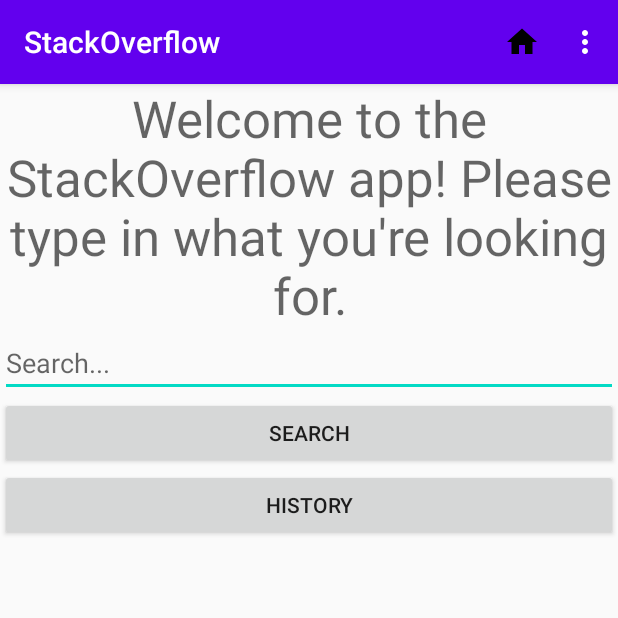
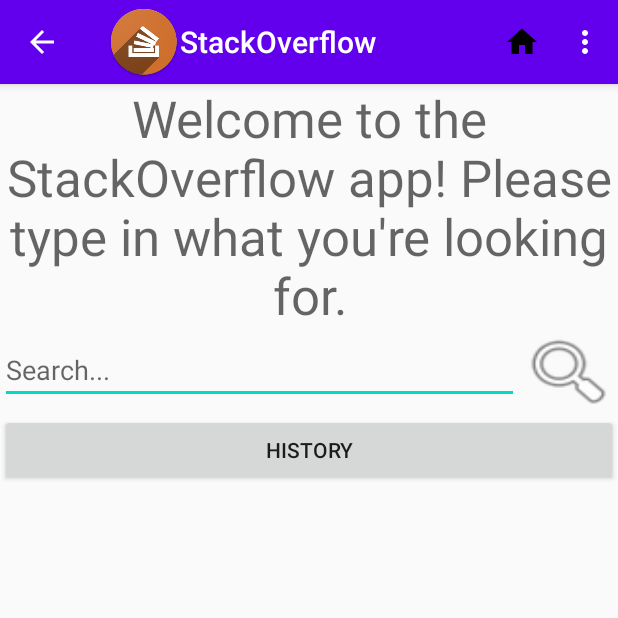
Before and after one commit to liorblob/android2020, an Android app: the screen it shows after launch (MainActivity), on a phone screen of 412 x 824 dp, the top half of it. Run offline under Robolectric (Android 15) with nearby library versions, the phone set to English and light mode, and no system bars.

Commit message:
icon on top, fixed result page now with action bar. search button icon, do search on pressing enter. some cleanups.

```diff
--- a/Final Project/app/src/main/java/com/example/stackoverflow/AboutActivity.java
+++ b/Final Project/app/src/main/java/com/example/stackoverflow/AboutActivity.java
@@ -1,6 +1,4 @@
 package com.example.stackoverflow;
-
-import androidx.appcompat.app.AppCompatActivity;
 
 import android.net.Uri;
 import android.os.Bundle;
@@ -24,6 +22,7 @@
         MediaController mediaController = new MediaController(this);
         videoView.setMediaController(mediaController);
         mediaController.setAnchorView(videoView);
+        videoView.seekTo(2000);
     }
 
     @Override
--- a/Final Project/app/src/main/java/com/example/stackoverflow/BaseActivity.java
+++ b/Final Project/app/src/main/java/com/example/stackoverflow/BaseActivity.java
@@ -4,6 +4,7 @@
 import android.view.Menu;
 import android.view.MenuItem;
 
+import androidx.appcompat.app.ActionBar;
 import androidx.appcompat.app.AppCompatActivity;
 
 public abstract class BaseActivity extends AppCompatActivity {
@@ -11,6 +12,9 @@
     @Override
     public boolean onCreateOptionsMenu(Menu menu) {
         getMenuInflater().inflate(R.menu.menu, menu);
+        getSupportActionBar().setDisplayOptions(ActionBar.DISPLAY_SHOW_HOME |
+                ActionBar.DISPLAY_SHOW_TITLE | ActionBar.DISPLAY_HOME_AS_UP | ActionBar.DISPLAY_USE_LOGO);
+        getSupportActionBar().setIcon(R.mipmap.ic_launcher);
         return true;
     }
 
--- a/Final Project/app/src/main/java/com/example/stackoverflow/HistoryActivity.java
+++ b/Final Project/app/src/main/java/com/example/stackoverflow/HistoryActivity.java
@@ -1,13 +1,11 @@
 package com.example.stackoverflow;
 
-import android.content.Intent;
 import android.graphics.Color;
 import android.os.Bundle;
 import android.view.View;
 import android.widget.LinearLayout;
 
 import androidx.annotation.NonNull;
-import androidx.appcompat.app.AppCompatActivity;
 import androidx.recyclerview.widget.ItemTouchHelper;
 import androidx.recyclerview.widget.LinearLayoutManager;
 import androidx.recyclerview.widget.RecyclerView;
@@ -52,9 +50,6 @@
         DispatcherService.saveActivity(this);
     }
 
-    public void gohome(View view) {
-        startActivity(new Intent(this,MainActivity.class));
-    }
 
     private void enableSwipeToDeleteAndUndo() {
         SwipeToDeleteCallback swipeToDeleteCallback = new SwipeToDeleteCallback(this) {
--- a/Final Project/app/src/main/java/com/example/stackoverflow/MainActivity.java
+++ b/Final Project/app/src/main/java/com/example/stackoverflow/MainActivity.java
@@ -7,11 +7,9 @@
 import android.media.MediaPlayer;
 import android.os.Bundle;
 import android.util.Log;
+import android.view.KeyEvent;
 import android.view.View;
-import android.widget.Button;
 import android.widget.EditText;
-
-import androidx.appcompat.app.AppCompatActivity;
 
 import com.example.stackoverflow.services.DBService;
 import com.example.stackoverflow.services.DispatcherService;
@@ -21,8 +19,7 @@
 public class MainActivity extends BaseActivity implements LocationListener {
     private DBService dbService;
     private LocationService locationService;
-    EditText editText;
-    private Button searchButton;
+    private EditText editText;
 
     public static final String PREFS = "prefsKey";
     public static final String KEY_SEARCH = "searchKey";
@@ -35,6 +32,16 @@
         dbService = new DBService(this);
         locationService = new LocationService(this, this);
         editText = findViewById(R.id.search_text);
+        editText.setOnKeyListener(new View.OnKeyListener() {
+            public boolean onKey(View view, int keyCode, KeyEvent keyevent) {
+
+                if ((keyevent.getAction() == KeyEvent.ACTION_DOWN) && (keyCode == KeyEvent.KEYCODE_ENTER)) {
+                    doSearch();
+                    return true;
+                }
+                return false;
+            }
+        });
     }
 
 
@@ -47,6 +54,10 @@
 
     public void search(View v){
 
+        doSearch();
+    }
+
+    private void doSearch() {
         String searchText = editText.getText().toString();
         float locationX = 0;
         float locationY = 0;
@@ -65,14 +76,11 @@
         saveSharedPrefs(searchText);
         startActivity( new Intent(this, ResultsActivity.class));
 
-        searchButton = findViewById(R.id.search_button);
+
         final MediaPlayer mediaPlayer = MediaPlayer.create(this, R.raw.whoosh);
         mediaPlayer.start();
     }
-    // Temporary - will be moved to actionbar
-    public void goHistory(View view) {
-        startActivity(new Intent(this,HistoryActivity.class));
-    }
+
     @Override
     public void onRequestPermissionsResult(
             int requestCode,
--- a/Final Project/app/src/main/res/layout/activity_about.xml
+++ b/Final Project/app/src/main/res/layout/activity_about.xml
@@ -176,7 +176,7 @@
                 android:paddingLeft="6dp"
                 android:paddingTop="30dp"
                 android:paddingRight="6dp"
-                android:text="@string/empty"
+                android:text="@string/image4_name"
                 android:textSize="20sp"
                 android:textStyle="bold" />
 
--- a/Final Project/app/src/main/res/layout/activity_main.xml
+++ b/Final Project/app/src/main/res/layout/activity_main.xml
@@ -1,7 +1,7 @@
 <?xml version="1.0" encoding="utf-8"?>
 <LinearLayout xmlns:android="http://schemas.android.com/apk/res/android"
     xmlns:tools="http://schemas.android.com/tools"
-    android:layout_width="match_parent"
+    android:layout_width="wrap_content"
     android:layout_height="match_parent"
     android:orientation="vertical"
     tools:context=".MainActivity">
@@ -16,20 +16,27 @@
         android:text="@string/introduction"
         android:textAppearance="@style/TextAppearance.AppCompat.Display1" />
 
+    <LinearLayout
+        android:layout_width="match_parent"
+        android:layout_height="wrap_content"
+        android:orientation="horizontal">
+
         <EditText
             android:id="@+id/search_text"
-        android:layout_width="match_parent"
+            android:layout_width="346dp"
             android:layout_height="wrap_content"
             android:ems="10"
+            android:gravity="bottom"
             android:hint="@string/search_placeholder"
             android:inputType="textPersonName" />
 
         <Button
             android:id="@+id/search_button"
             android:layout_width="match_parent"
-        android:layout_height="wrap_content"
-        android:onClick="search"
-        android:text="@string/search_button" />
+            android:layout_height="85px"
+            android:background="@android:drawable/ic_menu_search"
+            android:onClick="search" />
+    </LinearLayout>
 
     <Button
         android:id="@+id/historyButton"
--- a/Final Project/app/src/main/res/mipmap-anydpi-v26/ic_launcher.xml
+++ /dev/null
@@ -1,5 +0,0 @@
-<?xml version="1.0" encoding="utf-8"?>
-<adaptive-icon xmlns:android="http://schemas.android.com/apk/res/android">
-    <background android:drawable="@drawable/ic_launcher_background" />
-    <foreground android:drawable="@drawable/ic_launcher_foreground" />
-</adaptive-icon>
--- a/Final Project/app/src/main/res/mipmap-anydpi-v26/ic_launcher_round.xml
+++ /dev/null
@@ -1,5 +0,0 @@
-<?xml version="1.0" encoding="utf-8"?>
-<adaptive-icon xmlns:android="http://schemas.android.com/apk/res/android">
-    <background android:drawable="@drawable/ic_launcher_background" />
-    <foreground android:drawable="@drawable/ic_launcher_foreground" />
-</adaptive-icon>
--- a/Final Project/app/src/main/res/values/strings.xml
+++ b/Final Project/app/src/main/res/values/strings.xml
@@ -4,7 +4,7 @@
     <string name="search_placeholder">Search...</string>
     <string name="search_button">Search</string>
     <string name="no_data_available">No results found.</string>
-    <string name="results_help">Click a link to open...</string>
+    <string name="results_help">Click a Result to open...</string>
     <string name="history_help">Click Search Term to Rerun Search</string>
     <string name="history_delete">Swipe item to delete</string>
     <string name="mainaboutus">About Us</string>
```
Also changed, not shown: Final Project/app/src/main/java/com/example/stackoverflow/PostViewActivity.java (+0 -8 lines), Final Project/app/src/main/java/com/example/stackoverflow/ResultsActivity.java (+5 -9 lines), Final Project/app/src/main/res/layout/activity_history.xml (+0 -7 lines), Final Project/app/src/main/res/layout/activity_results.xml (+0 -7 lines), Final Project/app/src/main/res/mipmap-hdpi/ic_launcher_round.png, Final Project/app/src/main/res/mipmap-mdpi/ic_launcher_round.png, Final Project/app/src/main/res/mipmap-xhdpi/ic_launcher_round.png, Final Project/app/src/main/res/mipmap-xxhdpi/ic_launcher_round.png, Final Project/app/src/main/res/mipmap-xxxhdpi/ic_launcher_round.png. Lines whose indentation alone changed are shown as unchanged.
